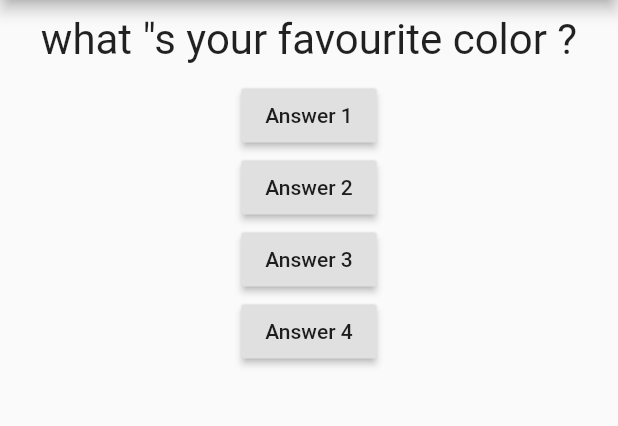
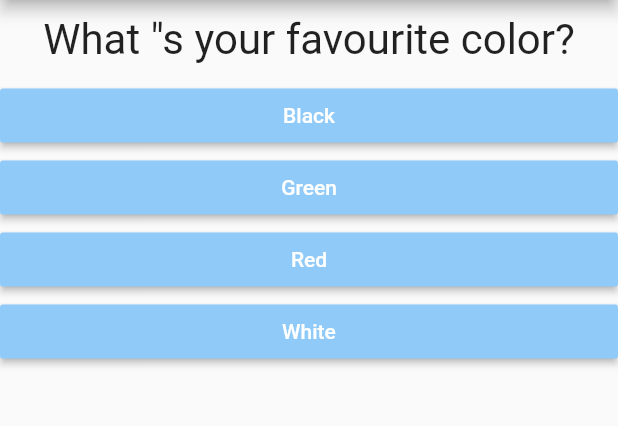
Before and after one commit to amanpro30/Quiz_, a Flutter app: the screen it shows after launch, on a phone screen of 412 x 824 dp, the part 84-510 px from its top. Run offline on Flutter 3.47's test engine with Material 2 defaults, Android fonts, the phone set to English and light mode, and no system bars.

Commit message:
Improving the user experience

```diff
--- /dev/null
+++ b/lib/answer.dart
@@ -0,0 +1,19 @@
+import 'package:flutter/material.dart';
+
+class Answer extends StatelessWidget {
+  final Function selectHandler;
+  final String answerText;
+  Answer(this.selectHandler, this.answerText);
+  @override
+  Widget build(BuildContext context) {
+    return Container(
+      width: double.infinity,
+      child: RaisedButton(
+        color: Colors.blue[200],
+        textColor: Colors.white,
+        onPressed: selectHandler,
+        child: Text(answerText),
+      ),
+    );
+  }
+}
--- a/lib/main.dart
+++ b/lib/main.dart
@@ -1,6 +1,7 @@
 import 'package:flutter/material.dart';
 
-import 'question.dart';
+import './question.dart';
+import './answer.dart';
 
 void main() => runApp(MyApp());
 
@@ -10,48 +11,50 @@ class MyApp extends StatefulWidget {
     return _MyAppState();
   }
 }
-class _MyAppState extends State<MyApp>{
+
+class _MyAppState extends State<MyApp> {
   var _questionIndex = 0;
-  void _answerQuestion(){
+  final question = const [
+    {
+      'questionText': 'What "s your favourite color?',
+      'answers': ['Black', 'Green', 'Red', 'White'],
+    },
+    {
+      'questionText': 'What "s your favourite animal?',
+      'answers': ['Rabbit', 'Snake', 'Lion', 'Tiger'],
+    },
+    {
+      'questionText': 'Who "s your favourite instructor?',
+      'answers': ['Max', 'Max', 'Max', 'Max'],
+    },
+  ];
+  void _answerQuestion() {
+    if (_questionIndex < question.length) {}
     setState(() {
       _questionIndex = _questionIndex + 1;
     });
     print(_questionIndex);
   }
+
   Widget build(BuildContext context) {
-    var question = [
-      'what "s your favourite color ?',
-      'what "s your favourite animal ?',
-    ];
     return MaterialApp(
       home: Scaffold(
         appBar: AppBar(
           title: Text('My first App'),
         ),
-        body: Column(
-          children: <Widget>[
-            Question(question[_questionIndex]),
-            RaisedButton(
-              onPressed: _answerQuestion,
-              child: Text('Answer 1'),
-            ),
-            RaisedButton(
-              onPressed: () {
-                // ....
-                print('Answer 2 chosen');
-              },
-              child: Text('Answer 2'),
-            ),
-            RaisedButton(
-              onPressed: _answerQuestion,
-              child: Text('Answer 3'),
-            ),
-            RaisedButton(
-              onPressed: _answerQuestion,
-              child: Text('Answer 4'),
-            ),
-          ],
-        ),
+        body: _questionIndex < question.length
+            ? Column(
+                children: <Widget>[
+                  Question(question[_questionIndex]['questionText']),
+                  ...(question[_questionIndex]['answers'] as List<String>)
+                      .map((answer) {
+                    return Answer(_answerQuestion, answer);
+                  }).toList()
+                ],
+              )
+            : Center(
+                child: Text('You did it !'),
+              ),
       ),
     );
   }
```
